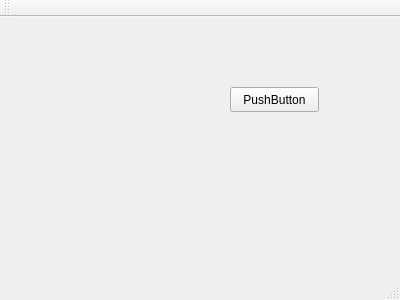
This is src/icp/mainwindow.ui in hojkas/ICP as Qt 5 draws it before an edit. The edited form follows.
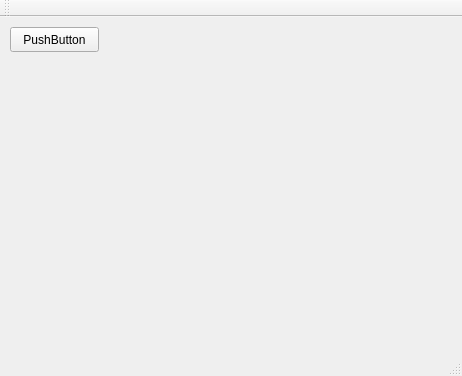
This is the edited form.

Patch:
```diff
--- a/src/icp/mainwindow.ui
+++ b/src/icp/mainwindow.ui
@@ -6,8 +6,8 @@
    <rect>
     <x>0</x>
     <y>0</y>
-    <width>400</width>
-    <height>300</height>
+    <width>462</width>
+    <height>376</height>
    </rect>
   </property>
   <property name="windowTitle">
@@ -17,8 +17,8 @@
    <widget class="QPushButton" name="pushButton">
     <property name="geometry">
      <rect>
-      <x>230</x>
-      <y>70</y>
+      <x>10</x>
+      <y>10</y>
       <width>89</width>
       <height>25</height>
      </rect>
```
Left out of the diff: 2 changed lines with no effect on the pictures.
